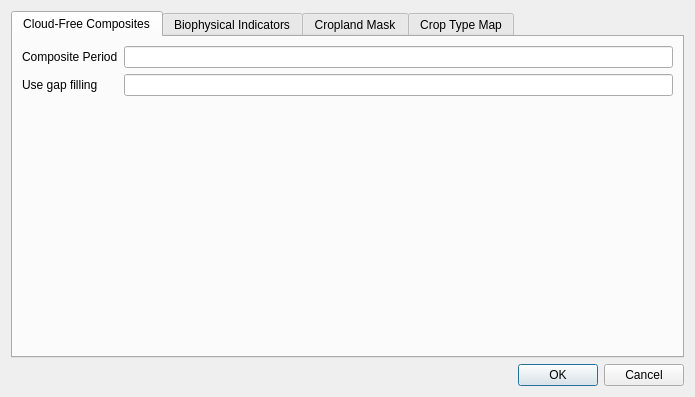
First picture: the form in sen2agri-config/maindialog.ui, repository Sen2Agri/Sen2Agri-System, before the edit.
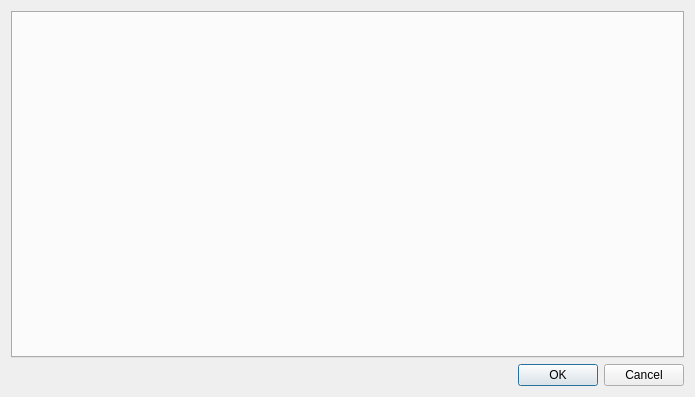
Second picture: the form after the edit.

Patch:
```diff
--- a/sen2agri-config/maindialog.ui
+++ b/sen2agri-config/maindialog.ui
@@ -29,60 +29,6 @@
      <property name="currentIndex">
       <number>0</number>
      </property>
-     <widget class="QWidget" name="tab">
-      <attribute name="title">
-       <string>Cloud-Free Composites</string>
-      </attribute>
-      <layout class="QFormLayout" name="formLayout">
-       <item row="0" column="0">
-        <widget class="QLabel" name="label">
-         <property name="text">
-          <string>Composite Period</string>
-         </property>
-        </widget>
-       </item>
-       <item row="0" column="1">
-        <widget class="QLineEdit" name="lineEdit"/>
-       </item>
-       <item row="1" column="0">
-        <widget class="QLabel" name="label_2">
-         <property name="text">
-          <string>Use gap filling</string>
-         </property>
-        </widget>
-       </item>
-       <item row="1" column="1">
-        <widget class="QLineEdit" name="lineEdit_2"/>
-       </item>
-      </layout>
-     </widget>
-     <widget class="QWidget" name="tab_3">
-      <attribute name="title">
-       <string>Biophysical Indicators</string>
-      </attribute>
-     </widget>
-     <widget class="QWidget" name="tab_2">
-      <attribute name="title">
-       <string>Cropland Mask</string>
-      </attribute>
-      <layout class="QFormLayout" name="formLayout_2">
-       <item row="0" column="0">
-        <widget class="QLabel" name="label_4">
-         <property name="text">
-          <string>Parameter 1</string>
-         </property>
-        </widget>
-       </item>
-       <item row="0" column="1">
-        <widget class="QLineEdit" name="lineEdit_4"/>
-       </item>
-      </layout>
-     </widget>
-     <widget class="QWidget" name="tab_4">
-      <attribute name="title">
-       <string>Crop Type Map</string>
-      </attribute>
-     </widget>
     </widget>
    </item>
   </layout>
```
Left out of the diff: 2 changed lines with no effect on the pictures.
